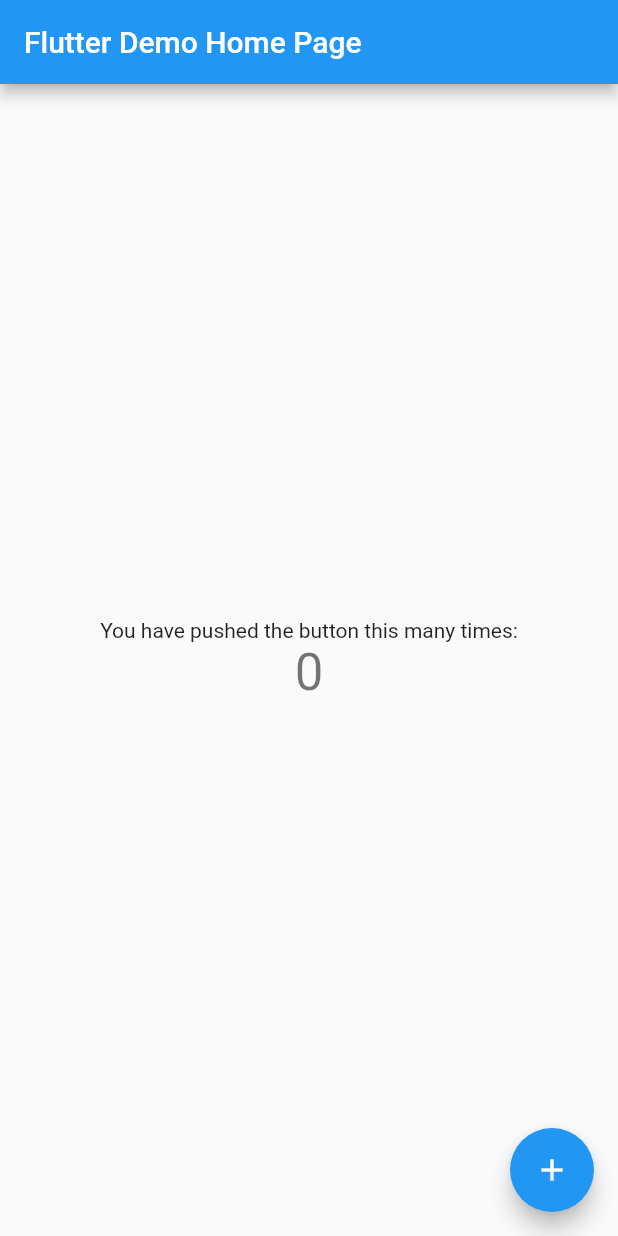
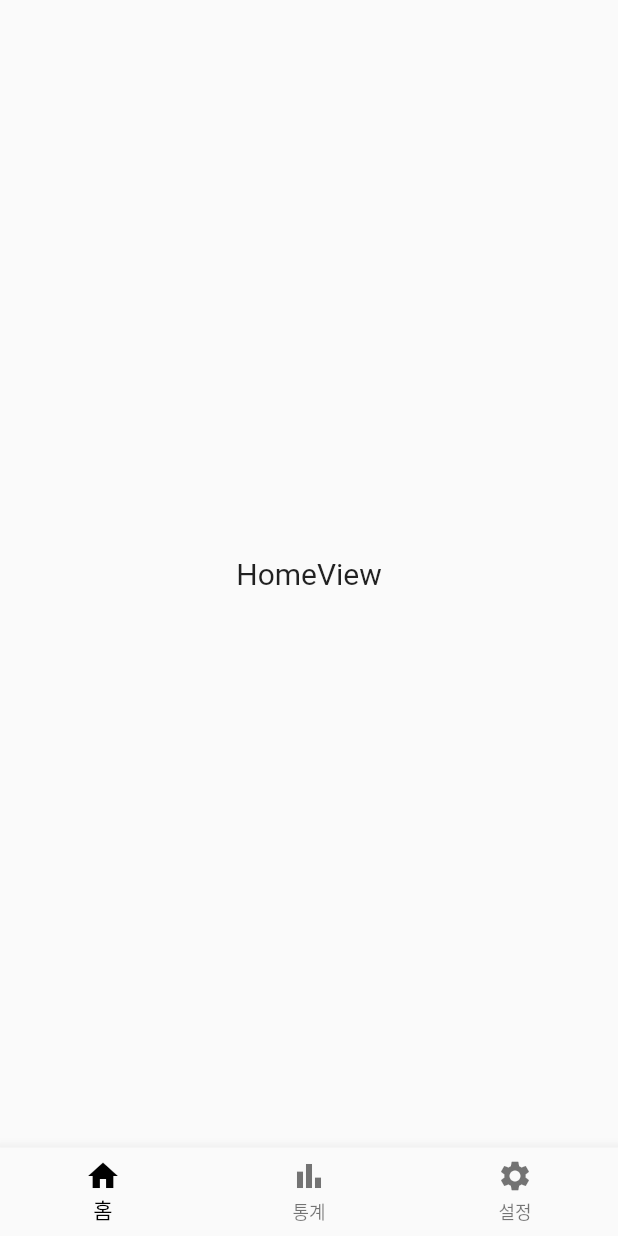
Before and after one commit to noh3310/WinningHabitApp, a Flutter app: the screen it shows after launch, on a phone screen of 412 x 824 dp. Run offline on Flutter 3.47's test engine with Material 2 defaults, Android fonts, the phone set to English and light mode, and no system bars.

Commit message:
feat: 네비게이션 바 구현

```diff
--- a/lib/main.dart
+++ b/lib/main.dart
@@ -1,4 +1,7 @@
 import 'package:flutter/material.dart';
+import 'package:winning_habit/view/chart/chart.dart';
+import 'package:winning_habit/view/home/home.dart';
+import 'package:winning_habit/view/setting/setting.dart';
 
 void main() {
   runApp(const MyApp());
@@ -10,106 +13,75 @@ class MyApp extends StatelessWidget {
   // This widget is the root of your application.
   @override
   Widget build(BuildContext context) {
-    return MaterialApp(
-      title: 'Flutter Demo',
-      theme: ThemeData(
-        // This is the theme of your application.
-        //
-        // Try running your application with "flutter run". You'll see the
-        // application has a blue toolbar. Then, without quitting the app, try
-        // changing the primarySwatch below to Colors.green and then invoke
-        // "hot reload" (press "r" in the console where you ran "flutter run",
-        // or simply save your changes to "hot reload" in a Flutter IDE).
-        // Notice that the counter didn't reset back to zero; the application
-        // is not restarted.
-        primarySwatch: Colors.blue,
-      ),
-      home: const MyHomePage(title: 'Flutter Demo Home Page'),
+    return const MaterialApp(
+      debugShowCheckedModeBanner: false,
+      title: 'WinningHabit - 습관개선 앱',
+      home: MyStatefulWidget(),
     );
   }
 }
 
-class MyHomePage extends StatefulWidget {
-  const MyHomePage({Key? key, required this.title}) : super(key: key);
-
-  // This widget is the home page of your application. It is stateful, meaning
-  // that it has a State object (defined below) that contains fields that affect
-  // how it looks.
-
-  // This class is the configuration for the state. It holds the values (in this
-  // case the title) provided by the parent (in this case the App widget) and
-  // used by the build method of the State. Fields in a Widget subclass are
-  // always marked "final".
-
-  final String title;
+class NavigationBar extends StatefulWidget {
+  const NavigationBar({Key? key}) : super(key: key);
 
   @override
-  State<MyHomePage> createState() => _MyHomePageState();
+  State<NavigationBar> createState() => _NavigationBarState();
 }
 
-class _MyHomePageState extends State<MyHomePage> {
-  int _counter = 0;
+class _NavigationBarState extends State<NavigationBar> {
+  @override
+  Widget build(BuildContext context) {
+    return Container();
+  }
+}
 
-  void _incrementCounter() {
+class MyStatefulWidget extends StatefulWidget {
+  const MyStatefulWidget({Key? key}) : super(key: key);
+
+  @override
+  State<MyStatefulWidget> createState() => _MyStatefulWidgetState();
+}
+
+class _MyStatefulWidgetState extends State<MyStatefulWidget> {
+  int _selectedIndex = 0;
+  static const List<Widget> _widgetOptions = [
+    HomeView(),
+    ChartView(),
+    SettingView(),
+  ];
+
+  void _onItemTapped(int index) {
     setState(() {
-      // This call to setState tells the Flutter framework that something has
-      // changed in this State, which causes it to rerun the build method below
-      // so that the display can reflect the updated values. If we changed
-      // _counter without calling setState(), then the build method would not be
-      // called again, and so nothing would appear to happen.
-      _counter++;
+      _selectedIndex = index;
     });
   }
 
   @override
   Widget build(BuildContext context) {
-    // This method is rerun every time setState is called, for instance as done
-    // by the _incrementCounter method above.
-    //
-    // The Flutter framework has been optimized to make rerunning build methods
-    // fast, so that you can just rebuild anything that needs updating rather
-    // than having to individually change instances of widgets.
     return Scaffold(
-      appBar: AppBar(
-        // Here we take the value from the MyHomePage object that was created by
-        // the App.build method, and use it to set our appbar title.
-        title: Text(widget.title),
+      body: Center(
+        child: _widgetOptions.elementAt(_selectedIndex),
       ),
-      body: Center(
-        // Center is a layout widget. It takes a single child and positions it
-        // in the middle of the parent.
-        child: Column(
-          // Column is also a layout widget. It takes a list of children and
-          // arranges them vertically. By default, it sizes itself to fit its
-          // children horizontally, and tries to be as tall as its parent.
-          //
-          // Invoke "debug painting" (press "p" in the console, choose the
-          // "Toggle Debug Paint" action from the Flutter Inspector in Android
-          // Studio, or the "Toggle Debug Paint" command in Visual Studio Code)
-          // to see the wireframe for each widget.
-          //
-          // Column has various properties to control how it sizes itself and
-          // how it positions its children. Here we use mainAxisAlignment to
-          // center the children vertically; the main axis here is the vertical
-          // axis because Columns are vertical (the cross axis would be
-          // horizontal).
-          mainAxisAlignment: MainAxisAlignment.center,
-          children: <Widget>[
-            const Text(
-              'You have pushed the button this many times:',
-            ),
-            Text(
-              '$_counter',
-              style: Theme.of(context).textTheme.headline4,
-            ),
-          ],
-        ),
+      bottomNavigationBar: BottomNavigationBar(
+        enableFeedback: false,
+        items: const <BottomNavigationBarItem>[
+          BottomNavigationBarItem(
+            icon: Icon(Icons.home),
+            label: '홈',
+          ),
+          BottomNavigationBarItem(
+            icon: Icon(Icons.bar_chart),
+            label: '통계',
+          ),
+          BottomNavigationBarItem(
+            icon: Icon(Icons.settings),
+            label: '설정',
+          ),
+        ],
+        currentIndex: _selectedIndex,
+        selectedItemColor: Colors.black,
+        onTap: _onItemTapped,
       ),
-      floatingActionButton: FloatingActionButton(
-        onPressed: _incrementCounter,
-        tooltip: 'Increment',
-        child: const Icon(Icons.add),
-      ), // This trailing comma makes auto-formatting nicer for build methods.
     );
   }
 }
--- /dev/null
+++ b/lib/view/home/home.dart
@@ -0,0 +1,17 @@
+import 'package:flutter/material.dart';
+
+class HomeView extends StatelessWidget {
+  const HomeView({Key? key}) : super(key: key);
+
+  @override
+  Widget build(BuildContext context) {
+    return const Center(
+      child: Text(
+        'HomeView',
+        style: TextStyle(
+          fontSize: 20,
+        ),
+      ),
+    );
+  }
+}
```
Also changed, not shown: lib/view/chart/chart.dart (added, +17 -0 lines), lib/view/setting/setting.dart (added, +17 -0 lines).
